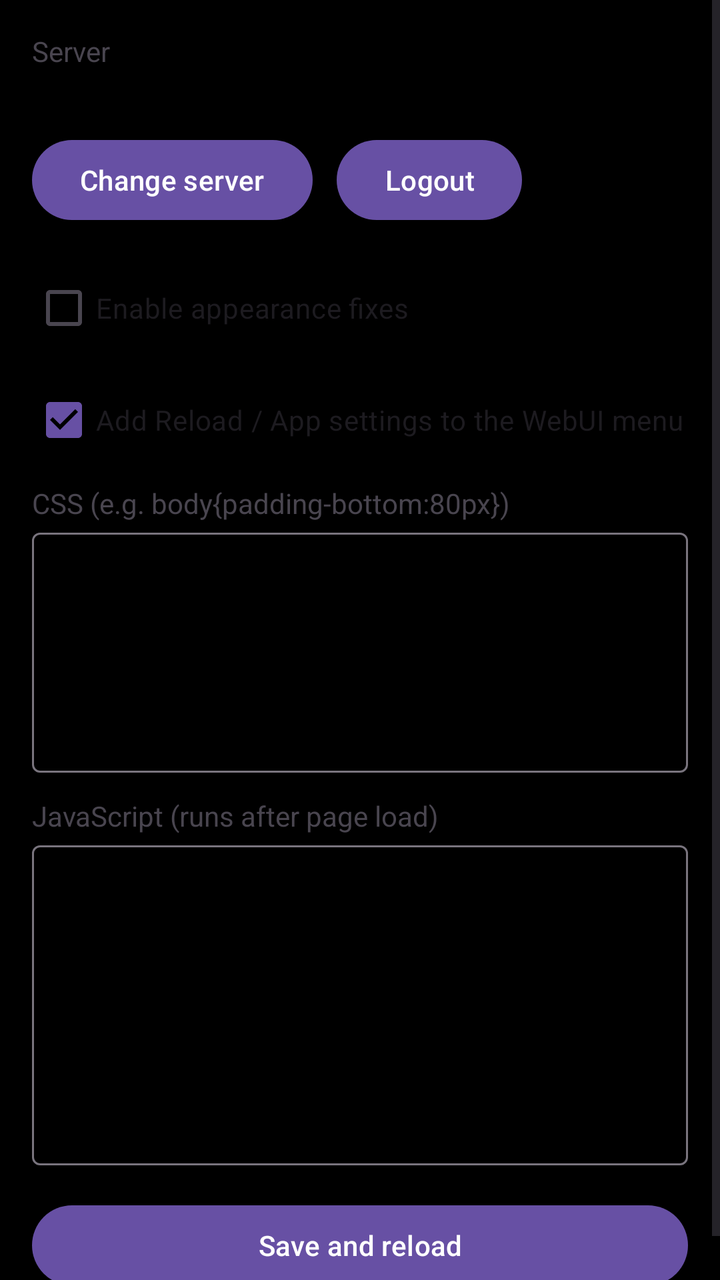
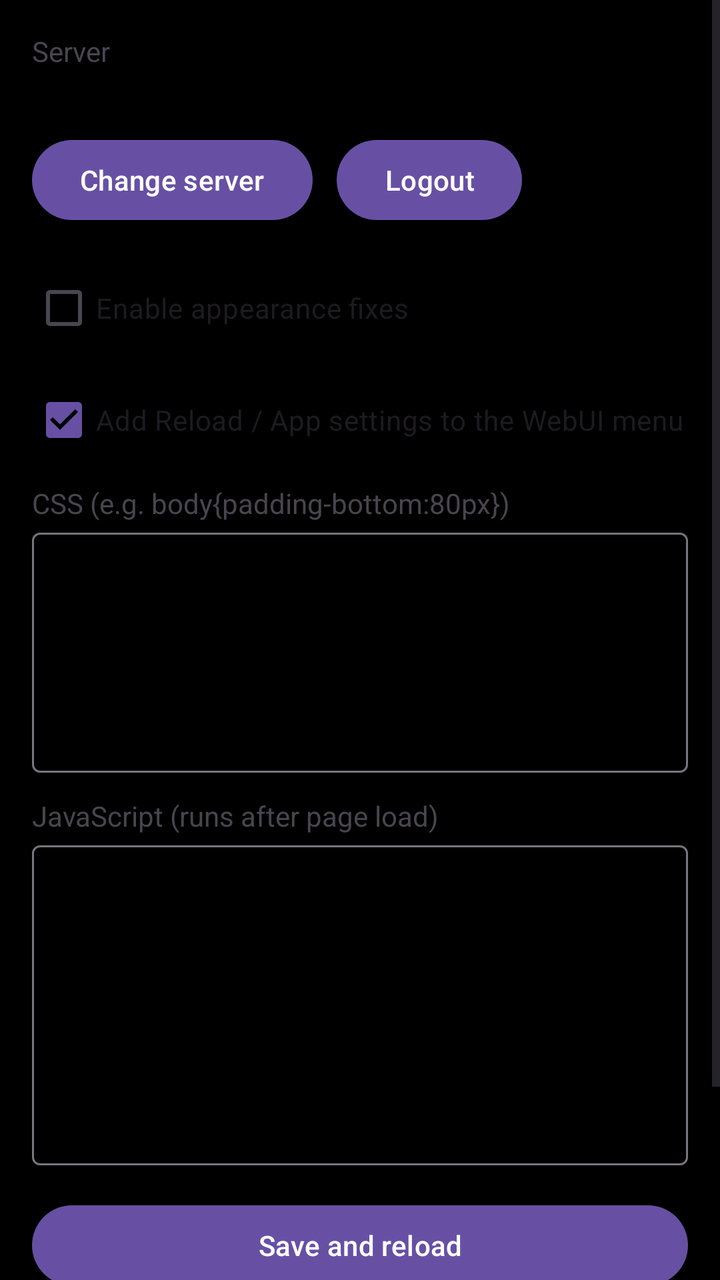

Two renders of the same Android screen: before a commit and after it. Below are the layout's source before the change and the commit's diff.
<!-- AndroidManifest.xml: application theme Theme.Opencode -->
<!-- res/layout/activity_settings.xml -->
<?xml version="1.0" encoding="utf-8"?>
<ScrollView xmlns:android="http://schemas.android.com/apk/res/android"
    android:layout_width="match_parent"
    android:layout_height="match_parent">

    <LinearLayout
        android:layout_width="match_parent"
        android:layout_height="wrap_content"
        android:orientation="vertical"
        android:padding="16dp">

        <TextView
            android:layout_width="wrap_content"
            android:layout_height="wrap_content"
            android:text="@string/settings_server" />

        <TextView
            android:id="@+id/text_server_url"
            android:layout_width="match_parent"
            android:layout_height="wrap_content"
            android:layout_marginTop="4dp"
            android:fontFamily="monospace" />

        <LinearLayout
            android:layout_width="match_parent"
            android:layout_height="wrap_content"
            android:layout_marginTop="8dp"
            android:orientation="horizontal">

            <com.google.android.material.button.MaterialButton
                android:id="@+id/btn_change_server"
                android:layout_width="wrap_content"
                android:layout_height="wrap_content"
                android:text="@string/change_server" />

            <com.google.android.material.button.MaterialButton
                android:id="@+id/btn_logout"
                android:layout_width="wrap_content"
                android:layout_height="wrap_content"
                android:layout_marginStart="12dp"
                android:text="@string/logout" />
        </LinearLayout>

        <CheckBox
            android:id="@+id/check_enable"
            android:layout_width="wrap_content"
            android:layout_height="wrap_content"
            android:layout_marginTop="16dp"
            android:text="@string/userscript_enable" />

        <CheckBox
            android:id="@+id/check_appmenu"
            android:layout_width="wrap_content"
            android:layout_height="wrap_content"
            android:layout_marginTop="8dp"
            android:text="@string/appmenu_enable"
            android:checked="true" />

        <TextView
            android:layout_width="wrap_content"
            android:layout_height="wrap_content"
            android:layout_marginTop="8dp"
            android:text="@string/css_label" />

        <com.google.android.material.textfield.TextInputLayout
            android:layout_width="match_parent"
            android:layout_height="wrap_content">

            <com.google.android.material.textfield.TextInputEditText
                android:id="@+id/input_css"
                android:layout_width="match_parent"
                android:layout_height="120dp"
                android:gravity="top"
                android:inputType="textMultiLine"
                android:fontFamily="monospace" />
        </com.google.android.material.textfield.TextInputLayout>

        <TextView
            android:layout_width="wrap_content"
            android:layout_height="wrap_content"
            android:layout_marginTop="12dp"
            android:text="@string/js_label" />

        <com.google.android.material.textfield.TextInputLayout
            android:layout_width="match_parent"
            android:layout_height="wrap_content">

            <com.google.android.material.textfield.TextInputEditText
                android:id="@+id/input_js"
                android:layout_width="match_parent"
                android:layout_height="160dp"
                android:gravity="top"
                android:inputType="textMultiLine"
                android:fontFamily="monospace" />
        </com.google.android.material.textfield.TextInputLayout>

        <com.google.android.material.button.MaterialButton
            android:id="@+id/btn_save"
            android:layout_width="match_parent"
            android:layout_height="wrap_content"
            android:layout_marginTop="16dp"
            android:text="@string/save_reload" />
    </LinearLayout>
</ScrollView>
<!-- resources referenced by this layout -->
<resources>
  <string name="appmenu_enable">Add Reload / App settings to the WebUI menu</string>
  <string name="change_server">Change server</string>
  <string name="css_label">CSS (e.g. body{padding-bottom:80px})</string>
  <string name="js_label">JavaScript (runs after page load)</string>
  <string name="logout">Logout</string>
  <string name="save_reload">Save and reload</string>
  <string name="settings_server">Server</string>
  <string name="userscript_enable">Enable appearance fixes</string>
  <style name="Theme.Opencode" parent="Theme.Material3.DayNight.NoActionBar">
          <item name="android:windowBackground">@android:color/black</item>
          <item name="android:statusBarColor">@android:color/black</item>
          <item name="android:navigationBarColor">@android:color/black</item>
          <item name="android:windowLightStatusBar">false</item>
      </style>
</resources>

<!-- the commit's change to res/layout/activity_settings.xml (unified diff, before → after) -->
@@ -100,5 +100,18 @@
             android:layout_height="wrap_content"
             android:layout_marginTop="16dp"
             android:text="@string/save_reload" />
+
+        <TextView
+            android:id="@+id/text_version"
+            android:layout_width="wrap_content"
+            android:layout_height="wrap_content"
+            android:layout_marginTop="16dp" />
+
+        <com.google.android.material.button.MaterialButton
+            android:id="@+id/btn_download_log"
+            android:layout_width="match_parent"
+            android:layout_height="wrap_content"
+            android:layout_marginTop="8dp"
+            android:text="@string/download_log" />
     </LinearLayout>
 </ScrollView>
<!-- resource entries referenced after the edit -->
@@ -3,6 +3,7 @@
   <string name="appmenu_enable">Add Reload / App settings to the WebUI menu</string>
   <string name="change_server">Change server</string>
   <string name="css_label">CSS (e.g. body{padding-bottom:80px})</string>
+  <string name="download_log">Download previous log</string>
   <string name="js_label">JavaScript (runs after page load)</string>
   <string name="logout">Logout</string>
   <string name="save_reload">Save and reload</string>
